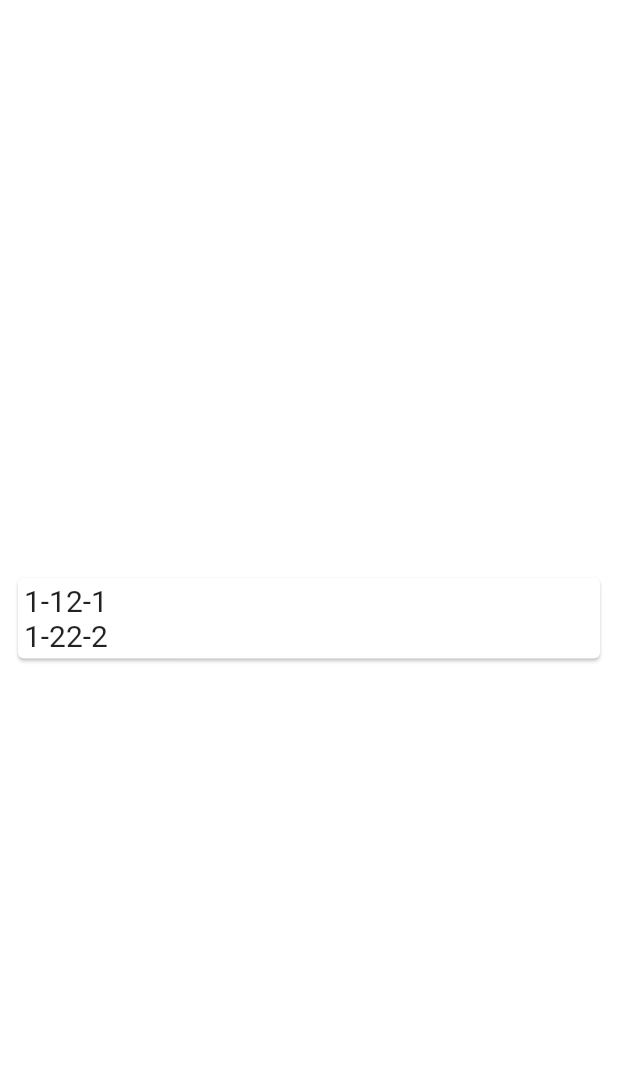
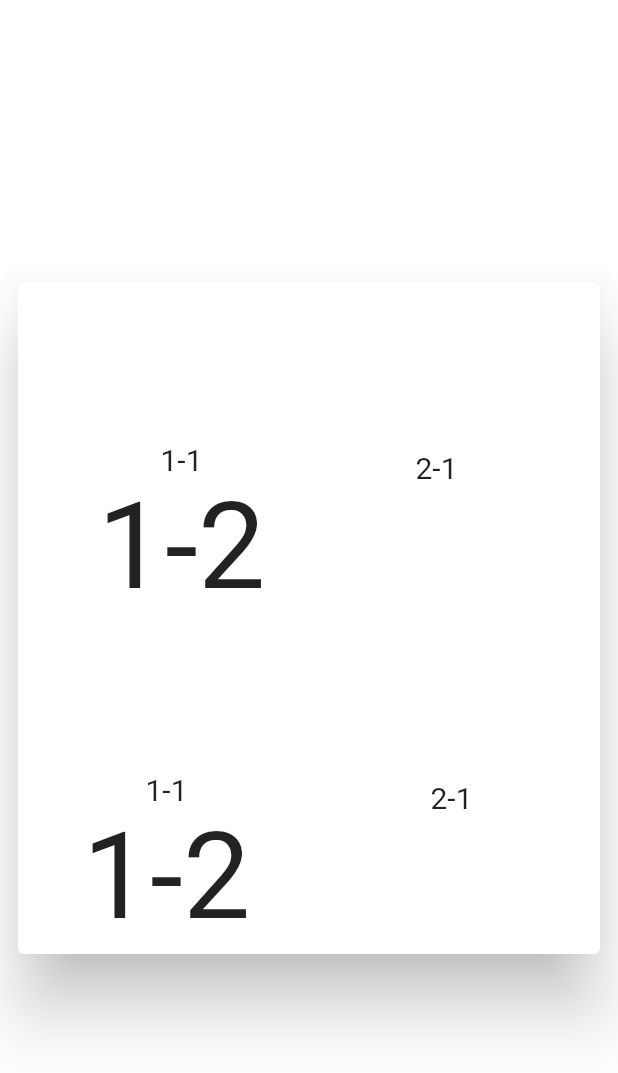
Before and after one commit to kataoka-kk/notice_anniversary, a Flutter app: the screen it shows after launch, on a phone screen of 412 x 824 dp. Shown: the top 1073 px of the screen. Run offline on Flutter 3.47's test engine with Material 2 defaults, Android fonts, the phone set to English and light mode, and no system bars.

Commit message:
Tile
work

```diff
--- a/lib/views/components/AnniversaryTile.dart
+++ b/lib/views/components/AnniversaryTile.dart
@@ -1,20 +1,62 @@
 import 'package:flutter/material.dart';
 
 Widget AnniversaryTile() {
-  return Row(
+  return Container(
+    height: 200,
+    child: Row(
       children: <Widget>[
-      Column(
+        Expanded(
+          child: Column(
+            crossAxisAlignment: CrossAxisAlignment.center,
+            mainAxisAlignment: MainAxisAlignment.end,
             children: <Widget>[
               Text("1-1", style: TextStyle(fontSize: 20.0)),
-          Text("1-2", style: TextStyle(fontSize: 20.0)),
+              Text("1-2", style: TextStyle(fontSize: 80.0)),
             ],
           ),
-      Column(
+        ),
+        Expanded(
+          child: Column(
+            crossAxisAlignment: CrossAxisAlignment.center,
+            mainAxisAlignment: MainAxisAlignment.center,
             children: <Widget>[
               Text("2-1", style: TextStyle(fontSize: 20.0)),
-          Text("2-2", style: TextStyle(fontSize: 20.0)),
             ],
           ),
+        ),
       ],
+    ),
   );
+
+  // return Row(
+  //   children: <Widget>[
+  //     Container(
+  //       height: 100,
+  //       child: Column(
+  //
+  //       ),
+  //
+  //     ),
+  //
+  //
+  //
+  //     // Expanded(
+  //     //   flex: 1,
+  //     //   child: Column(
+  //     //     // crossAxisAlignment: CrossAxisAlignment.values = [CrossAxisAlignment.center,CrossAxisAlignment.center],
+  //     //     children: <Widget>[
+  //     //       Text("1-1", style: TextStyle(fontSize: 20.0)),
+  //     //       Text("2-1", style: TextStyle(fontSize: 80.0)),
+  //     //     ],
+  //     //   ),
+  //     // ),
+  //     // Column(
+  //     //   mainAxisAlignment: MainAxisAlignment.end,
+  //     //   crossAxisAlignment: CrossAxisAlignment.end,
+  //     //   children: <Widget>[
+  //     //     Text("2-2", style: TextStyle(fontSize: 40.0)),
+  //     //   ],
+  //     // ),
+  //   ],
+  // );
 }
--- a/lib/views/screens/ListPage.dart
+++ b/lib/views/screens/ListPage.dart
@@ -8,11 +8,16 @@ class ListPage extends StatelessWidget {
       child: Padding(
         padding: const EdgeInsets.all(8.0),
         child: Card(
+          elevation: 20,
           child: Padding(
             padding: const EdgeInsets.all(4.0),
             child: Column(
               mainAxisSize: MainAxisSize.min,
               children: <Widget>[
+                Padding(
+                  padding: const EdgeInsets.all(20.0),
+                  child: AnniversaryTile(),
+                ),
                 AnniversaryTile(),
                 // const ListTile(
                 //   leading: Icon(Icons.album),
```
Lines whose indentation alone changed are shown as unchanged.
